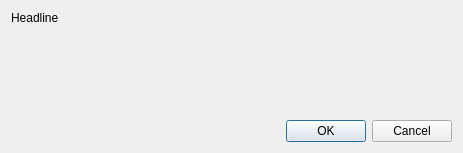
Before: the Qt Designer form src/gui/dbsettings/ChangeMasterKeyWidget.ui in lhark/keepassxc, drawn with Qt 5.
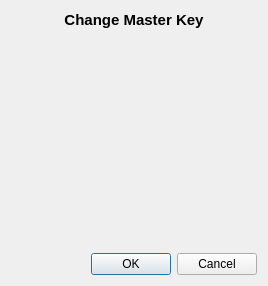
After: the same form once the commit is applied. Custom widgets are drawn as their Qt base class.

Commit message: Extend KeyComponentWidget and style new ChangeMasterKeyWidget

Patch:
```diff
--- a/src/gui/dbsettings/ChangeMasterKeyWidget.ui
+++ b/src/gui/dbsettings/ChangeMasterKeyWidget.ui
@@ -6,17 +6,43 @@
    <rect>
     <x>0</x>
     <y>0</y>
-    <width>463</width>
-    <height>153</height>
+    <width>268</width>
+    <height>286</height>
    </rect>
   </property>
   <layout class="QVBoxLayout" name="verticalLayout">
+   <property name="spacing">
+    <number>15</number>
+   </property>
    <item>
-    <widget class="QLabel" name="headlineLabel">
-     <property name="text">
-      <string>Headline</string>
+    <layout class="QVBoxLayout" name="headingLayout">
+     <property name="topMargin">
+      <number>0</number>
      </property>
-    </widget>
+     <property name="bottomMargin">
+      <number>0</number>
+     </property>
+     <item>
+      <widget class="QLabel" name="headingLabel">
+       <property name="font">
+        <font>
+         <pointsize>11</pointsize>
+         <weight>75</weight>
+         <bold>true</bold>
+        </font>
+       </property>
+       <property name="text">
+        <string>Change Master Key</string>
+       </property>
+       <property name="alignment">
+        <set>Qt::AlignCenter</set>
+       </property>
+       <property name="margin">
+        <number>15</number>
+       </property>
+      </widget>
+     </item>
+    </layout>
    </item>
    <item>
     <widget class="PasswordEditWidget" name="passwordEditWidget">
@@ -55,8 +81,8 @@
      </property>
      <property name="sizeHint" stdset="0">
       <size>
-       <width>20</width>
-       <height>40</height>
+       <width>0</width>
+       <height>0</height>
       </size>
      </property>
     </spacer>
@@ -71,21 +97,21 @@
   </layout>
  </widget>
  <customwidgets>
-  <customwidget>
-   <class>PasswordEditWidget</class>
-   <extends>QStackedWidget</extends>
-   <header>gui/masterkey/PasswordEditWidget.h</header>
-   <container>1</container>
-  </customwidget>
   <customwidget>
    <class>KeyFileEditWidget</class>
-   <extends>QStackedWidget</extends>
+   <extends>QWidget</extends>
    <header>gui/masterkey/KeyFileEditWidget.h</header>
    <container>1</container>
   </customwidget>
+  <customwidget>
+   <class>PasswordEditWidget</class>
+   <extends>QWidget</extends>
+   <header>gui/masterkey/PasswordEditWidget.h</header>
+   <container>1</container>
+  </customwidget>
   <customwidget>
    <class>YubiKeyEditWidget</class>
-   <extends>QStackedWidget</extends>
+   <extends>QWidget</extends>
    <header>gui/masterkey/YubiKeyEditWidget.h</header>
    <container>1</container>
   </customwidget>
```
Left out of the diff: 27 changed lines with no effect on the pictures. The commit also changes 9 other files.
